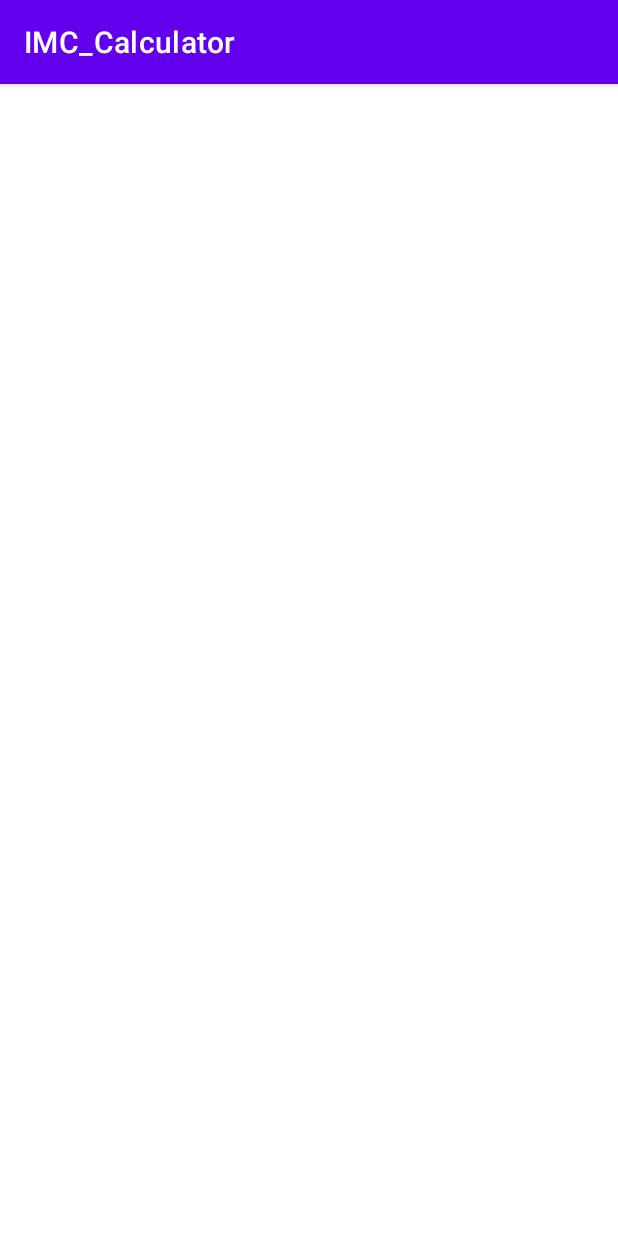
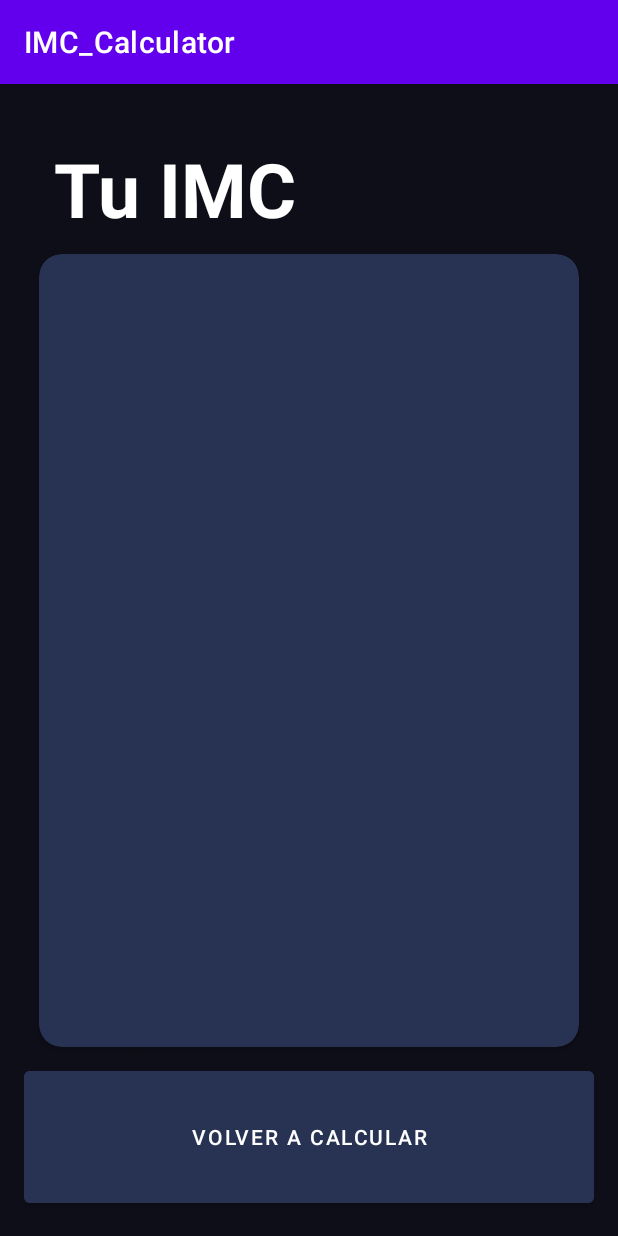
Before and after one commit to beeea/IMC_Calculator, an Android app: the ResultActivity screen opened directly, with no data from a screen before it, on a phone screen of 412 x 824 dp. Run offline under Robolectric (Android 15) with nearby library versions, the phone set to English and light mode, and no system bars.

Commit message:
Activity result

```diff
--- a/app/src/main/res/layout/activity_result.xml
+++ b/app/src/main/res/layout/activity_result.xml
@@ -4,6 +4,45 @@
     xmlns:tools="http://schemas.android.com/tools"
     android:layout_width="match_parent"
     android:layout_height="match_parent"
-    tools:context=".ResultActivity">
+    tools:context=".ResultActivity"
+    android:background="@color/background_color"
+    android:padding="16dp">
+
+    <TextView
+        android:id="@+id/resultTitle"
+        android:layout_width="wrap_content"
+        android:layout_height="wrap_content"
+        android:text="Tu IMC"
+        android:textSize="50dp"
+        android:textStyle="bold"
+        app:layout_constraintStart_toStartOf="parent"
+        app:layout_constraintTop_toTopOf="parent"
+        android:layout_margin="20dp"
+        android:textColor="@color/white" />
+
+    <androidx.cardview.widget.CardView
+        android:layout_width="0dp"
+        android:layout_height="0dp"
+        android:backgroundTint="@color/background_cardview_selected"
+        android:layout_margin="10dp"
+        app:layout_constraintBottom_toTopOf="@id/btnRecalcular"
+        app:layout_constraintEnd_toEndOf="parent"
+        app:layout_constraintStart_toStartOf="parent"
+        app:layout_constraintTop_toBottomOf="@+id/resultTitle"
+        app:cardCornerRadius="15dp">
+
+
+    </androidx.cardview.widget.CardView>
+
+    <Button
+        android:id="@+id/btnRecalcular"
+        android:layout_width="0dp"
+        android:layout_height="100dp"
+        app:layout_constraintBottom_toBottomOf="parent"
+        app:layout_constraintEnd_toEndOf="parent"
+        app:layout_constraintStart_toStartOf="parent"
+        android:backgroundTint="@color/background_cardview_selected"
+        android:text="@string/recalcular" />
+
 
 </androidx.constraintlayout.widget.ConstraintLayout>
--- a/app/src/main/res/values/strings.xml
+++ b/app/src/main/res/values/strings.xml
@@ -11,4 +11,5 @@
     <string name="num_edad">60</string>
     <string name="edad">edad</string>
     <string name="calcular">Calcular</string>
+    <string name="recalcular">Volver a calcular</string>
 </resources>
```
